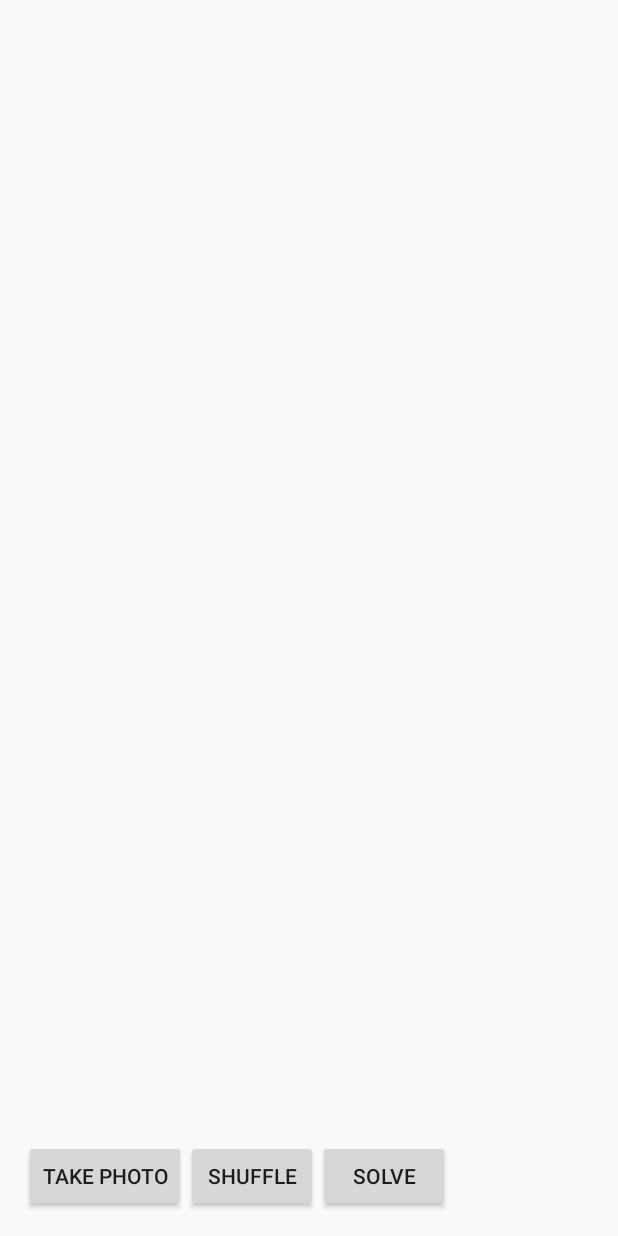
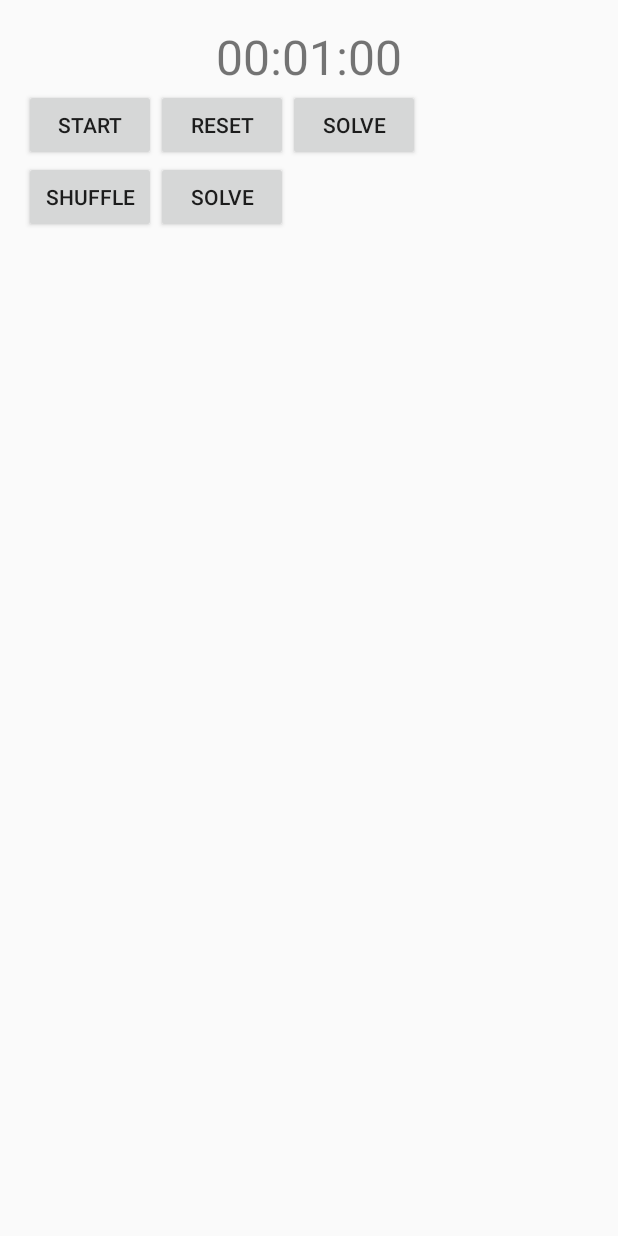
Before and after one commit to agarcia94/Maze, an Android app: the screen it shows after launch (MazeActivity), on a phone screen of 412 x 824 dp. Run offline under Robolectric (Android 15) with nearby library versions, the phone set to English and light mode, and no system bars.

Commit message:
timer was added

```diff
--- a/MazeRunner/app/src/main/java/com/example/andrewgarcia/mazerunner/MazeActivity.java
+++ b/MazeRunner/app/src/main/java/com/example/andrewgarcia/mazerunner/MazeActivity.java
@@ -1,15 +1,19 @@
 package com.example.andrewgarcia.mazerunner;
 
-import android.content.Intent;
 import android.graphics.Bitmap;
+import android.graphics.BitmapFactory;
 import android.os.Bundle;
-import android.provider.MediaStore;
+import android.os.CountDownTimer;
 import android.support.v7.app.AppCompatActivity;
 import android.view.Menu;
 import android.view.MenuItem;
 import android.view.View;
+import android.widget.Button;
 import android.widget.ImageView;
 import android.widget.RelativeLayout;
+import android.widget.TextView;
+
+import java.util.concurrent.TimeUnit;
 
 public class MazeActivity extends AppCompatActivity {
 
@@ -19,18 +23,99 @@ public class MazeActivity extends AppCompatActivity {
     private ImageView photo;
     int row, col;
 
+    // Button and Clock View
+    Button startButton, resetButton, solveButton;
+    TextView clockView;
+
+
+
     @Override
     protected void onCreate(Bundle savedInstanceState) {
         super.onCreate(savedInstanceState);
         setContentView(R.layout.activity_maze);
 
-        RelativeLayout container = (RelativeLayout) findViewById(R.id.maze_container);
-        boardView = new MazeBoardView(this);
 
-        // Some setup of the view.
-        boardView.setLayoutParams(new RelativeLayout.LayoutParams(RelativeLayout.LayoutParams.MATCH_PARENT, RelativeLayout.LayoutParams.MATCH_PARENT));
-        container.addView(boardView);
+        startButton = (Button) findViewById(R.id.startButton);
+        resetButton = (Button) findViewById(R.id.resetButton);
+        solveButton = (Button) findViewById(R.id.solve_button);
+
+        clockView = (TextView) findViewById(R.id.clockView);
+
+        final clockClass timer = new clockClass(60000, 1000);
+
+        startButton.setOnClickListener(new View.OnClickListener() {
+            @Override
+            public void onClick(View v) {
+                timer.start();
+                startButton.setEnabled(false);
+
+                Bitmap testMaze = BitmapFactory.decodeResource(getResources(),R.drawable.testmaze);
+
+
+                boardView.initialize(testMaze);
+                boardView.invalidate();
+
+
+
+            }
+        });
+
+
+        resetButton.setOnClickListener(new View.OnClickListener() {
+            @Override
+            public void onClick(View v) {
+                //timer.cancel();
+                timer.start();
+                //startButton.setEnabled(true);
+            }
+        });
+
+
+
+
+
+
+
+
+       RelativeLayout container = (RelativeLayout) findViewById(R.id.maze_container);
+       boardView = new MazeBoardView(this);
+
+       // Some setup of the view.
+       boardView.setLayoutParams(new RelativeLayout.LayoutParams(RelativeLayout.LayoutParams.MATCH_PARENT, RelativeLayout.LayoutParams.MATCH_PARENT));
+       container.addView(boardView);
     }
+
+
+
+
+    public class clockClass extends CountDownTimer {
+
+        public clockClass(long millisInFuture, long countDownInterval) {
+            super(millisInFuture, countDownInterval);
+        }
+
+        @Override
+        public void onTick(long millisUntilFinished) {
+            long millis = millisUntilFinished;
+            String hms = String.format("%02d:%02d:%02d", TimeUnit.MILLISECONDS.toHours(millis),
+                    TimeUnit.MILLISECONDS.toMinutes(millis) - TimeUnit.HOURS.toMinutes(TimeUnit.MILLISECONDS.toHours(millis)),
+                    TimeUnit.MILLISECONDS.toSeconds(millis) - TimeUnit.MINUTES.toSeconds(TimeUnit.MILLISECONDS.toMinutes(millis)));
+            System.out.println(hms);
+            clockView.setText(hms);
+
+        }
+
+        @Override
+        public void onFinish() {
+            clockView.setText("Times Up.");
+        }
+    }
+
+
+
+
+
+
 
     @Override
     public boolean onCreateOptionsMenu(Menu menu) {
@@ -54,23 +139,23 @@ public class MazeActivity extends AppCompatActivity {
         return super.onOptionsItemSelected(item);
     }
 
-    @Override
-    protected void onActivityResult(int requestCode, int resultCode, Intent data) {
-        if (requestCode == REQUEST_IMAGE_CAPTURE && resultCode == RESULT_OK) {
-            Bundle extras = data.getExtras();
-            Bitmap imageBitmap = (Bitmap) extras.get("data");
-            boardView.initialize(imageBitmap);
-            boardView.invalidate();
+    //@Override
+    //protected void onActivityResult(int requestCode, int resultCode, Intent data) {
+    //    if (requestCode == REQUEST_IMAGE_CAPTURE && resultCode == RESULT_OK) {
+    //        Bundle extras = data.getExtras();
+    //        Bitmap imageBitmap = (Bitmap) extras.get("data");
+    //        boardView.initialize(imageBitmap);
+     //       boardView.invalidate();
+//
+    //    }
+    //}
 
-        }
-    }
-
-    public void dispatchTakePictureIntent(View view) {
-        Intent takePictureIntent = new Intent(MediaStore.ACTION_IMAGE_CAPTURE);
-        if (takePictureIntent.resolveActivity(getPackageManager()) != null) {
-            startActivityForResult(takePictureIntent, REQUEST_IMAGE_CAPTURE);
-        }
-    }
+    //public void dispatchTakePictureIntent(View view) {
+    //    Intent takePictureIntent = new Intent(MediaStore.ACTION_IMAGE_CAPTURE);
+    //    if (takePictureIntent.resolveActivity(getPackageManager()) != null) {
+    //        startActivityForResult(takePictureIntent, REQUEST_IMAGE_CAPTURE);
+    //    }
+    //}
 
     public void shuffleImage(View view) {
 
--- a/MazeRunner/app/src/main/res/layout/activity_maze.xml
+++ b/MazeRunner/app/src/main/res/layout/activity_maze.xml
@@ -9,15 +9,71 @@
     tools:context="com.example.andrewgarcia.mazerunner.MazeActivity"
     android:id="@+id/maze_container">
 
+
+    <TextView
+        android:layout_width="match_parent"
+        android:layout_height="wrap_content"
+        android:text="00:01:00"
+        android:id="@+id/clockView"
+        android:textSize="32dp"
+        android:layout_alignParentTop="true"
+        android:layout_alignParentRight="true"
+        android:layout_alignParentEnd="true"
+        android:textAlignment="center" />
+
+
+
+    <LinearLayout
+        android:orientation="horizontal"
+        android:layout_width="match_parent"
+        android:layout_height="wrap_content"
+        android:layout_below="@+id/clockView"
+        android:layout_alignParentLeft="true"
+        android:layout_alignParentStart="true"
+        android:id="@+id/linearLayout">
+
         <Button
             android:layout_width="wrap_content"
             android:layout_height="wrap_content"
-        android:text="@string/take_photo_button_label"
-        android:id="@+id/photo_button"
-        android:onClick="dispatchTakePictureIntent"
-        android:layout_alignParentBottom="true"
-        android:layout_alignParentLeft="true"
-        android:layout_alignParentStart="true" />
+            android:text="Start"
+            android:id="@+id/startButton"
+            android:layout_alignTop="@+id/startButton"
+            android:layout_alignLeft="@+id/clockView"
+            android:layout_alignStart="@+id/clockView" />
+
+
+        <Button
+            android:layout_width="wrap_content"
+            android:layout_height="wrap_content"
+            android:text="Reset"
+            android:id="@+id/resetButton"
+            android:layout_below="@+id/clockView"
+            android:layout_alignRight="@+id/shuffle_button"
+            android:layout_alignEnd="@+id/shuffle_button" />
+
+
+        <Button
+            android:layout_width="wrap_content"
+            android:layout_height="wrap_content"
+            android:text="Solve"
+            android:id="@+id/solveButton" />
+
+
+
+    </LinearLayout>
+
+    <ImageView
+        android:layout_width="match_parent"
+        android:layout_height="wrap_content"
+        android:id="@+id/imageView" />
+
+    <LinearLayout
+        android:orientation="horizontal"
+        android:layout_width="match_parent"
+        android:layout_height="wrap_content"
+        android:layout_below="@+id/linearLayout"
+        android:layout_alignParentRight="true"
+        android:layout_alignParentEnd="true">
 
         <Button
             android:layout_width="wrap_content"
@@ -39,4 +95,17 @@
             android:layout_toRightOf="@+id/shuffle_button"
             android:layout_toEndOf="@+id/shuffle_button" />
 
+
+
+    </LinearLayout>
+
+
+
+
+
+
+
+
+
+
 </RelativeLayout>
```
Also changed, not shown: MazeRunner/app/src/main/res/drawable/testmaze.png (added), MazeRunner/app/src/main/res/layout/content_maze.xml (line endings or trailing spaces). Lines whose indentation alone changed are shown as unchanged.
